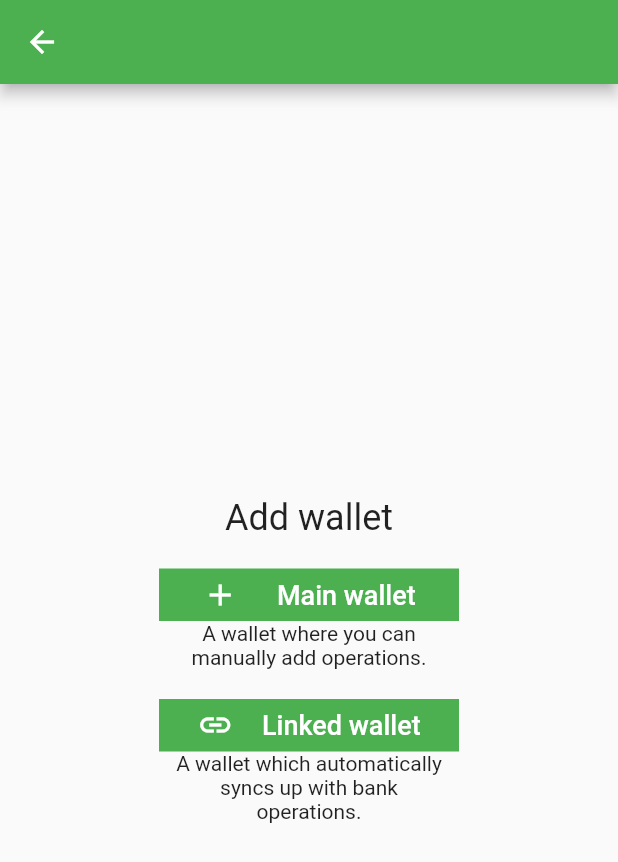
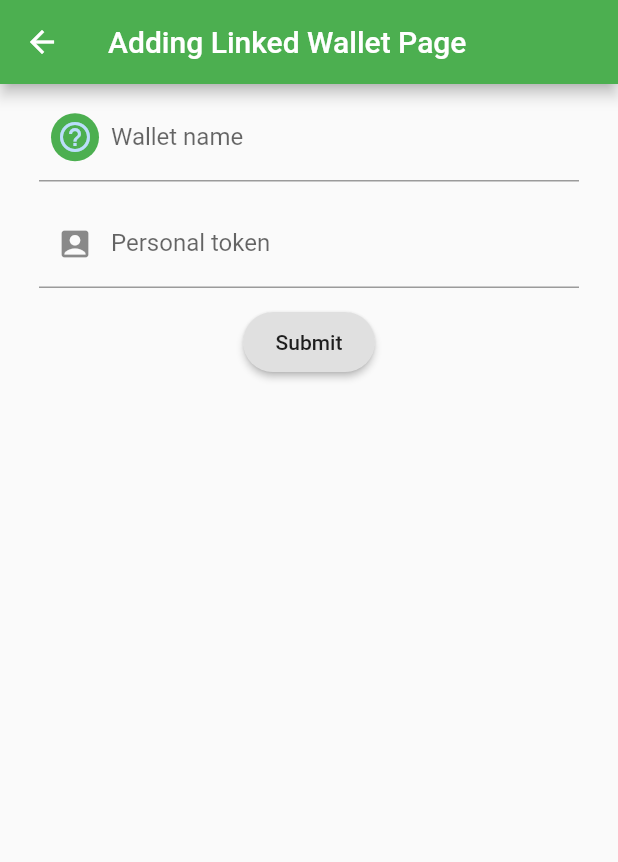
Before and after one commit to iridiscenthummingbird/money_project, a Flutter app: the ChoosingWalletCreation screen opened by its route, after a tap on "Linked wallet", on a phone screen of 412 x 824 dp. Shown: the top 862 px of the screen. Run offline on Flutter 3.47's test engine with Material 2 defaults, Android fonts, the phone set to English and light mode, and no system bars.

Commit message:
Added creating linked wallets (monobank)

```diff
--- a/lib/main.dart
+++ b/lib/main.dart
@@ -1,6 +1,7 @@
 import 'package:flutter/material.dart';
 import 'package:money_project/pages/AddingOperationPage.dart';
 import 'package:money_project/pages/AddingWalletPage.dart';
+import 'package:money_project/pages/AddingLinkedWalletPage.dart';
 import 'pages/ChoosingWalletCreation.dart';
 import 'pages/WalletPage.dart';
 import 'pages/OperationPage.dart';
@@ -15,7 +16,8 @@ import 'pages/OperationPage.dart';
         '/walletPage':(context) => WalletPage(),
         '/addingWalletPage':(context) => AddingWalletPage(),
         '/addingOperationPage':(context) => AddingOperationPage(),
-        '/choosingWalletCreation':(context) => ChoosingWalletCreation()
+        '/choosingWalletCreation':(context) => ChoosingWalletCreation(),
+        '/addingLinkedWalletPage':(context) => AddingLinkedWalletPage()
       },
       debugShowCheckedModeBanner: false,
       theme: ThemeData(
--- /dev/null
+++ b/lib/pages/AddingLinkedWalletPage.dart
@@ -0,0 +1,117 @@
+import 'package:flutter/material.dart';
+import 'package:money_project/Wallet.dart';
+import 'package:money_project/pages/ChoosingIconForWallet.dart';
+import 'package:http/http.dart' as http;
+import 'dart:convert';
+
+class AddingLinkedWalletPage extends StatefulWidget {
+  @override
+  State<StatefulWidget> createState() => AddingLinkedWalletPageState();
+}
+
+class AddingLinkedWalletPageState extends State<AddingLinkedWalletPage> {
+  final GlobalKey<FormState> _formKey = GlobalKey<FormState>();
+
+  String name;
+  String token;
+  double amount;
+
+  IconData icon;
+
+  void chooseIcon() async{
+
+    final result = await Navigator.push(context, MaterialPageRoute(builder: (context) => ChoosingIconForWallet(),),);
+
+    setState((){
+      if(result != null){
+        icon = result;
+      }
+    });
+
+  }
+
+  getWalletAmount() async{
+    final response = await http.get('https://api.monobank.ua/personal/client-info', headers: {'X-token': this.token});
+    if (response.statusCode == 200)
+        print(response.body);
+    amount = ((json.decode(response.body) as Map)['accounts'][0]['balance']).toDouble() / 100.0;
+    final Wallet result = Wallet(name, amount, icon: icon);
+    Navigator.pop(context, result);
+   }
+
+  @override
+  Widget build(BuildContext context) {
+    return Scaffold(
+        appBar: AppBar(title: Text("Adding Linked Wallet Page")),
+        body: Form(
+          key: _formKey,
+          child: ListView(
+            children: <Widget>[
+              Container(
+                  padding: EdgeInsets.all(6.0) + EdgeInsets.only(left: 20, right: 20),
+                  child: TextFormField(
+                    decoration: InputDecoration(
+                        prefixIcon: IconButton(
+                          icon: CircleAvatar(
+                            child: Icon(icon == null ? Icons.help_outline : icon),
+                            backgroundColor: Colors.green,
+                          ),
+                          onPressed: chooseIcon,
+                        ),
+                        labelText: "Wallet name",
+                    ),
+                    validator: (String value) {
+                      if (value.isEmpty) {
+                        return 'Name is Required';
+                      } else return null;
+                    },
+                    onSaved: (String value) {
+                      name = value;
+                    },
+                  )),
+              Container(
+                padding: EdgeInsets.all(6.0) + EdgeInsets.only(left: 20, right: 20),
+                child: TextFormField(
+                  keyboardType: TextInputType.number,
+                  decoration: InputDecoration(
+                      labelText: "Personal token",
+                      prefixIcon: Icon(Icons.account_box)
+                          ),
+                  validator: (String value) {
+                    if (value.isEmpty) {
+                      return 'Token is Required';
+                    } else return null;
+                  },
+                  onSaved: (String value) {
+                    token = value;
+                  }
+                ),
+              ),
+              Container(
+                  padding: EdgeInsets.all(6.0),
+                  child: Align(
+                      child: ButtonTheme(
+                        height: 40.0,
+                        buttonColor: Colors.grey[300],
+                          child: RaisedButton(
+                            shape: RoundedRectangleBorder(
+                            borderRadius: BorderRadius.circular(20.0)),
+                            child: Text(
+                              'Submit',
+                            ),
+                            onPressed: () {
+                              if (!_formKey.currentState.validate()) {
+                                return;
+                              }
+                              _formKey.currentState.save();
+                              getWalletAmount();
+                            },
+                          )
+                      )
+                  )
+              )
+            ],
+          ),
+        ));
+  }
+}
--- a/lib/pages/ChoosingWalletCreation.dart
+++ b/lib/pages/ChoosingWalletCreation.dart
@@ -12,6 +12,11 @@ class ChoosingWalletCreationState extends State<ChoosingWalletCreation> {
     final result = await Navigator.pushNamed(context, '/addingWalletPage');
     Navigator.pop(context, result);
   }
+
+  void addLinked() async {
+   final result = await Navigator.pushNamed(context, '/addingLinkedWalletPage');
+   Navigator.pop(context, result);
+}
 
   @override
   Widget build(BuildContext context) {
@@ -47,7 +52,7 @@ class ChoosingWalletCreationState extends State<ChoosingWalletCreation> {
               height: 35.0,
               color: Colors.green,
               child: FlatButton(
-                onPressed: (){},
+                onPressed: addLinked,
                 child: Row(
                   mainAxisAlignment: MainAxisAlignment.spaceAround,
                   children: <Widget>[
--- a/pubspec.yaml
+++ b/pubspec.yaml
@@ -20,8 +20,10 @@ dependencies:
   url_launcher: ^5.4.2
   validators: ^2.0.0+1
   intl: ^0.16.1
+  http: ^0.12.0
   flutter:
     sdk: flutter
+
 
 
   # The following adds the Cupertino Icons font to your application.
```
Also changed, not shown: pubspec.lock, 2 other files.
